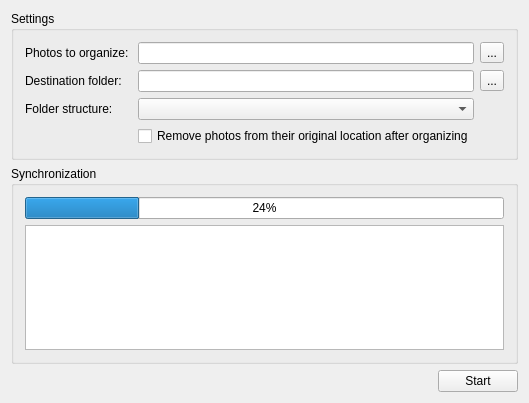
The window that src/photo_sync.ui (JulianBustillos/photo-sync) describes before a commit, drawn with Qt 5.
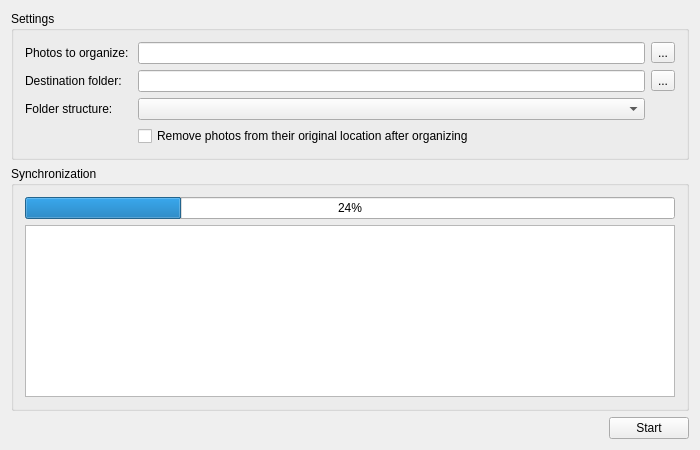
The same window after the commit.

Commit message: Window size

Patch:
```diff
--- a/src/photo_sync.ui
+++ b/src/photo_sync.ui
@@ -6,8 +6,8 @@
    <rect>
     <x>0</x>
     <y>0</y>
-    <width>520</width>
-    <height>403</height>
+    <width>700</width>
+    <height>450</height>
    </rect>
   </property>
   <property name="windowTitle">
```
